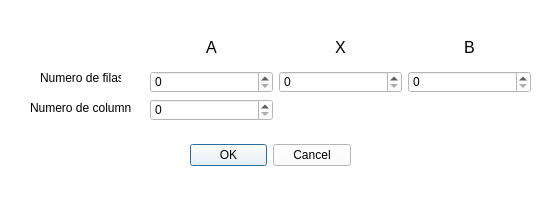
maria-angslz/tp_matesuperior, file IG/Dimensionador.ui: the form before one commit.
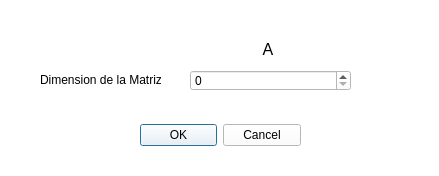
The form after the commit.

Commit message: modificacion en ventana dimensionador

What changed in the file:
```diff
--- a/IG/Dimensionador.ui
+++ b/IG/Dimensionador.ui
@@ -6,8 +6,8 @@
    <rect>
     <x>0</x>
     <y>0</y>
-    <width>557</width>
-    <height>199</height>
+    <width>439</width>
+    <height>176</height>
    </rect>
   </property>
   <property name="windowTitle">
@@ -22,32 +22,19 @@
      <rect>
       <x>40</x>
       <y>70</y>
-      <width>81</width>
-      <height>16</height>
+      <width>121</width>
+      <height>20</height>
      </rect>
     </property>
     <property name="text">
-     <string>Numero de filas</string>
-    </property>
-   </widget>
-   <widget class="QLabel" name="Columnas">
-    <property name="geometry">
-     <rect>
-      <x>30</x>
-      <y>100</y>
-      <width>101</width>
-      <height>16</height>
-     </rect>
-    </property>
-    <property name="text">
-     <string>Numero de columnas</string>
+     <string>Dimension de la Matriz:</string>
     </property>
    </widget>
    <widget class="QDialogButtonBox" name="buttonBox">
     <property name="geometry">
      <rect>
-      <x>190</x>
-      <y>140</y>
+      <x>140</x>
+      <y>120</y>
       <width>161</width>
       <height>31</height>
      </rect>
@@ -56,60 +43,25 @@
      <set>QDialogButtonBox::Cancel|QDialogButtonBox::Ok</set>
     </property>
    </widget>
-   <widget class="QWidget" name="layoutWidget">
+   <widget class="QSpinBox" name="NumeroFilasA">
     <property name="geometry">
      <rect>
-      <x>150</x>
-      <y>30</y>
-      <width>381</width>
-      <height>91</height>
+      <x>190</x>
+      <y>70</y>
+      <width>161</width>
+      <height>21</height>
      </rect>
     </property>
-    <layout class="QGridLayout" name="gridLayout">
-     <item row="1" column="2">
-      <widget class="QSpinBox" name="NumeroFilasB"/>
-     </item>
-     <item row="2" column="0">
-      <widget class="QSpinBox" name="NumeroColumnasA"/>
-     </item>
-     <item row="1" column="1">
-      <widget class="QSpinBox" name="NumeroFilasX"/>
-     </item>
-     <item row="0" column="1">
-      <widget class="QLabel" name="label_2">
-       <property name="font">
-        <font>
-         <pointsize>12</pointsize>
-        </font>
-       </property>
-       <property name="text">
-        <string>X</string>
-       </property>
-       <property name="alignment">
-        <set>Qt::AlignCenter</set>
-       </property>
-      </widget>
-     </item>
-     <item row="0" column="2">
-      <widget class="QLabel" name="label_3">
-       <property name="font">
-        <font>
-         <pointsize>12</pointsize>
-        </font>
-       </property>
-       <property name="text">
-        <string>B</string>
-       </property>
-       <property name="alignment">
-        <set>Qt::AlignCenter</set>
-       </property>
-      </widget>
-     </item>
-     <item row="1" column="0">
-      <widget class="QSpinBox" name="NumeroFilasA"/>
-     </item>
-     <item row="0" column="0">
+   </widget>
       <widget class="QLabel" name="label">
+    <property name="geometry">
+     <rect>
+      <x>260</x>
+      <y>40</y>
+      <width>16</width>
+      <height>19</height>
+     </rect>
+    </property>
        <property name="font">
         <font>
          <pointsize>12</pointsize>
@@ -122,9 +74,6 @@
         <set>Qt::AlignCenter</set>
        </property>
       </widget>
-     </item>
-    </layout>
-   </widget>
   </widget>
   <widget class="QStatusBar" name="statusbar"/>
  </widget>
```
Left out of the diff: 6 changed lines with no effect on the pictures. Lines whose indentation alone changed are shown as unchanged. The commit also changes 8 other files.
